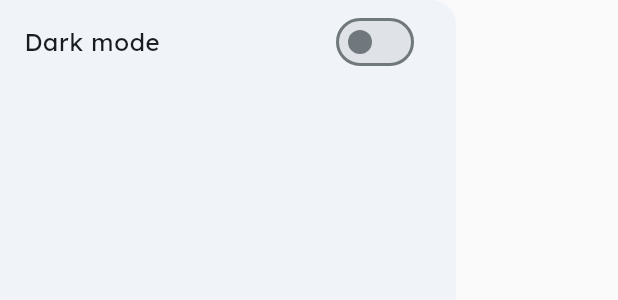
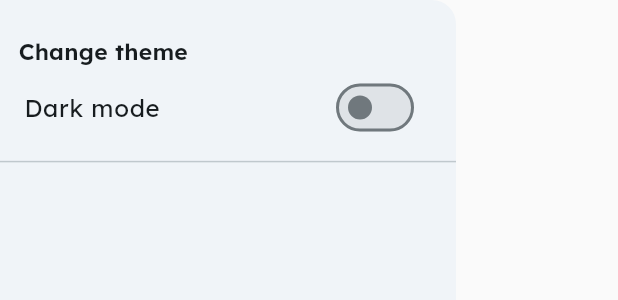
Before and after one commit to AnuradhaDev96/booktown, a Flutter app: the HomeDrawer widget shown alone on an empty page, opened directly, on a phone screen of 412 x 824 dp. Shown: the top 300 px of the screen. Run offline on Flutter 3.47's test engine with Material 3 defaults, Android fonts, the phone set to English and light mode, and no system bars; our stand-ins replace dartz, dio, flutter_bloc, flutter_rating_bar, flutter_svg, get_it and 7 more; missing offline and left inert: rect_getter; accounts and stored records are empty; network calls fail.

```diff
--- a/lib/src/ui/pages/home/home_drawer.dart
+++ b/lib/src/ui/pages/home/home_drawer.dart
@@ -1,5 +1,6 @@
 import 'package:flutter/material.dart';
 import 'package:get_it/get_it.dart';
+import 'package:responsive_sizer/responsive_sizer.dart';
 
 import '../../../bloc/cubits/toggle_theme_bloc.dart';
 
@@ -13,6 +14,16 @@ class HomeDrawer extends StatelessWidget {
         bottom: false,
         child: Column(
           children: [
+            Align(
+              alignment: Alignment.centerLeft,
+              child: Padding(
+                padding: EdgeInsets.only(left: 3.w, top: 3.h),
+                child: Text(
+                  'Change theme',
+                  style: Theme.of(context).textTheme.titleMedium,
+                ),
+              ),
+            ),
             StreamBuilder<ThemeMode>(
                 stream: GetIt.instance<ToggleThemeBloc>().themeModeStream,
                 builder: (context, snapshot) {
@@ -24,6 +35,7 @@ class HomeDrawer extends StatelessWidget {
                     },
                   );
                 }),
+            const Divider()
           ],
         ),
       ),
```
